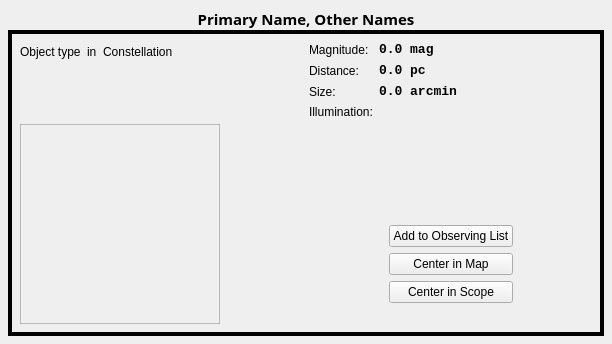
The window that kstars/dialogs/details_data.ui (KDE/kstars) describes before a commit, drawn with Qt 5.
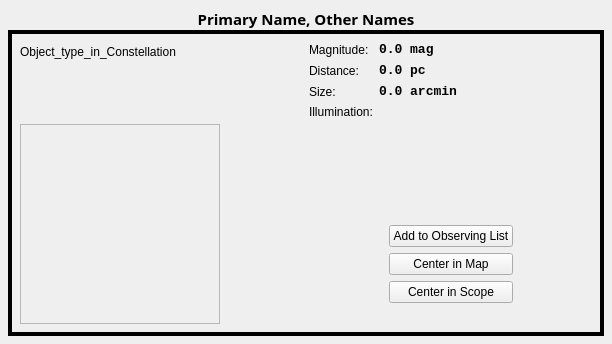
The same window after the commit. Custom widgets are drawn as their Qt base class.

Commit message: replace ugly translation puzzle (typename + 'in' + constellationname) with i18nc call replace nonsense labeltext 'Unknown Type in constellationname' on General Tab of Object Details dialog with name of constellation for all cases, where category Constellations is selected

```diff
--- a/kstars/dialogs/details_data.ui
+++ b/kstars/dialogs/details_data.ui
@@ -80,21 +80,7 @@
           <item>
            <widget class="QLabel" name="Type" >
             <property name="text" >
-             <string>Object type</string>
-            </property>
-           </widget>
-          </item>
-          <item>
-           <widget class="QLabel" name="InLabel" >
-            <property name="text" >
-             <string>in</string>
-            </property>
-           </widget>
-          </item>
-          <item>
-           <widget class="QLabel" name="Constellation" >
-            <property name="text" >
-             <string>Constellation</string>
+             <string comment="KDE::DoNotExtract">Object_type_in_Constellation</string>
             </property>
            </widget>
           </item>
```
Left out of the diff: 2 changed lines with no effect on the pictures. The commit also changes 1 other file.
